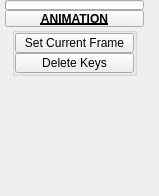
Qt form radial/ui/uiLevel_3/animation.ui (m3trik/radial) before a commit.
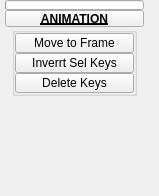
The same form after that commit. Custom widgets are drawn as their Qt base class.

```diff
--- a/radial/ui/uiLevel_3/animation.ui
+++ b/radial/ui/uiLevel_3/animation.ui
@@ -137,7 +137,32 @@
                <string>&lt;html&gt;&lt;head/&gt;&lt;body&gt;&lt;p&gt;Set the current frame on the timeslider.&lt;/p&gt;&lt;/body&gt;&lt;/html&gt;</string>
               </property>
               <property name="text">
-               <string>Set Current Frame</string>
+               <string>Move to Frame</string>
+              </property>
+              <property name="checkable">
+               <bool>true</bool>
+              </property>
+             </widget>
+            </item>
+            <item>
+             <widget class="ToolButton" name="tb001">
+              <property name="minimumSize">
+               <size>
+                <width>0</width>
+                <height>20</height>
+               </size>
+              </property>
+              <property name="maximumSize">
+               <size>
+                <width>999</width>
+                <height>20</height>
+               </size>
+              </property>
+              <property name="toolTip">
+               <string>&lt;html&gt;&lt;head/&gt;&lt;body&gt;&lt;p&gt;Duplicate any selected keyframes and paste them inverted at the given time.&lt;/p&gt;&lt;/body&gt;&lt;/html&gt;</string>
+              </property>
+              <property name="text">
+               <string>Inverrt Sel Keys</string>
               </property>
               <property name="checkable">
                <bool>true</bool>
```
